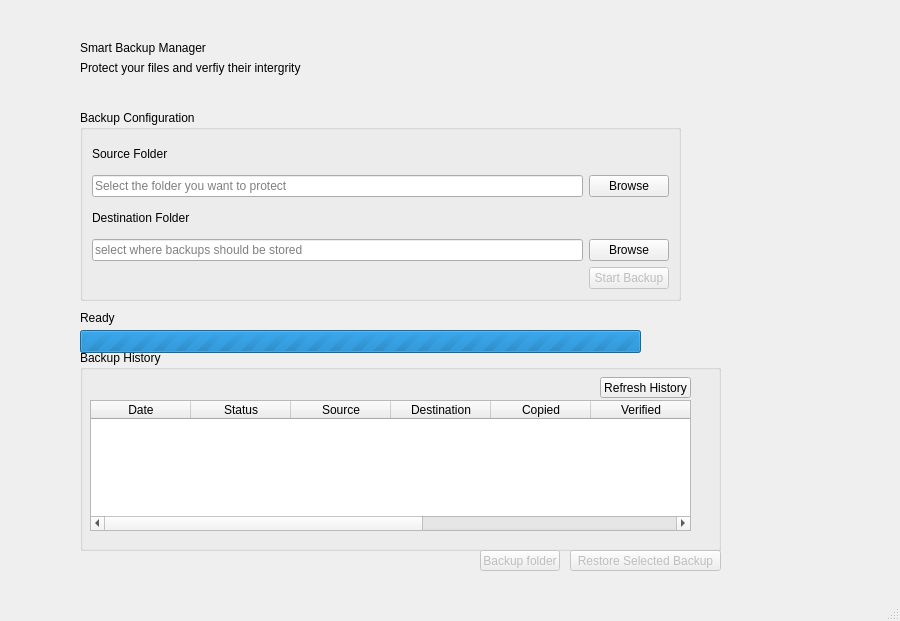
First picture: the form in mainwindow.ui, repository Anotidagd/cpp-qt-smart-backup-manager, before the edit.
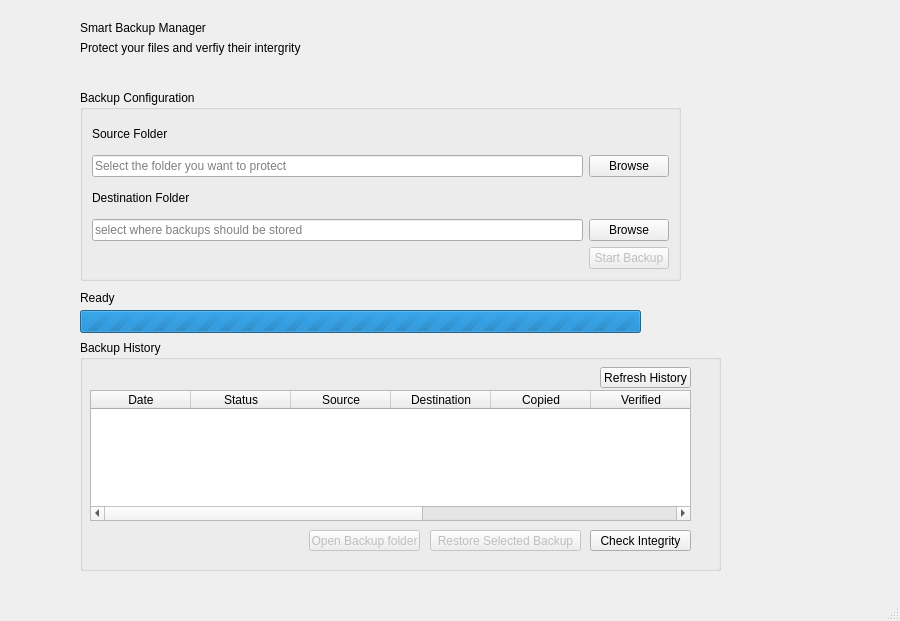
Second picture: the form after the edit.

Commit message: feat: add asynchronous file integrity scanning

What changed in the file:
```diff
--- a/mainwindow.ui
+++ b/mainwindow.ui
@@ -24,7 +24,7 @@
     <property name="geometry">
      <rect>
       <x>80</x>
-      <y>40</y>
+      <y>20</y>
       <width>181</width>
       <height>16</height>
      </rect>
@@ -37,7 +37,7 @@
     <property name="geometry">
      <rect>
       <x>80</x>
-      <y>60</y>
+      <y>40</y>
       <width>241</width>
       <height>16</height>
      </rect>
@@ -50,7 +50,7 @@
     <property name="geometry">
      <rect>
       <x>80</x>
-      <y>110</y>
+      <y>90</y>
       <width>601</width>
       <height>191</height>
      </rect>
@@ -123,7 +123,7 @@
     <property name="geometry">
      <rect>
       <x>80</x>
-      <y>310</y>
+      <y>290</y>
       <width>71</width>
       <height>16</height>
      </rect>
@@ -136,7 +136,7 @@
     <property name="geometry">
      <rect>
       <x>80</x>
-      <y>330</y>
+      <y>310</y>
       <width>561</width>
       <height>23</height>
      </rect>
@@ -152,9 +152,9 @@
     <property name="geometry">
      <rect>
       <x>80</x>
-      <y>350</y>
+      <y>340</y>
       <width>641</width>
-      <height>201</height>
+      <height>231</height>
      </rect>
     </property>
     <property name="title">
@@ -227,6 +227,21 @@
      </column>
      <column/>
     </widget>
+    <widget class="QPushButton" name="openBackupButton">
+     <property name="enabled">
+      <bool>false</bool>
+     </property>
+     <property name="geometry">
+      <rect>
+       <x>229</x>
+       <y>190</y>
+       <width>111</width>
+       <height>21</height>
+      </rect>
+     </property>
+     <property name="text">
+      <string>Open Backup folder</string>
+     </property>
    </widget>
    <widget class="QPushButton" name="restoreBackupButton">
     <property name="enabled">
@@ -234,8 +249,8 @@
     </property>
     <property name="geometry">
      <rect>
-      <x>570</x>
-      <y>550</y>
+       <x>350</x>
+       <y>190</y>
       <width>151</width>
       <height>21</height>
      </rect>
@@ -244,21 +259,19 @@
      <string>Restore Selected Backup</string>
     </property>
    </widget>
-   <widget class="QPushButton" name="openBackupButton">
-    <property name="enabled">
-     <bool>false</bool>
-    </property>
+    <widget class="QPushButton" name="checkIntegrityButton">
     <property name="geometry">
      <rect>
-      <x>480</x>
-      <y>550</y>
-      <width>80</width>
+       <x>510</x>
+       <y>190</y>
+       <width>101</width>
       <height>21</height>
      </rect>
     </property>
     <property name="text">
-     <string>Backup folder</string>
-    </property>
+      <string>Check Integrity</string>
+     </property>
+    </widget>
    </widget>
   </widget>
   <widget class="QMenuBar" name="menubar">
```
Lines whose indentation alone changed are shown as unchanged. The commit also changes 21 other files.
